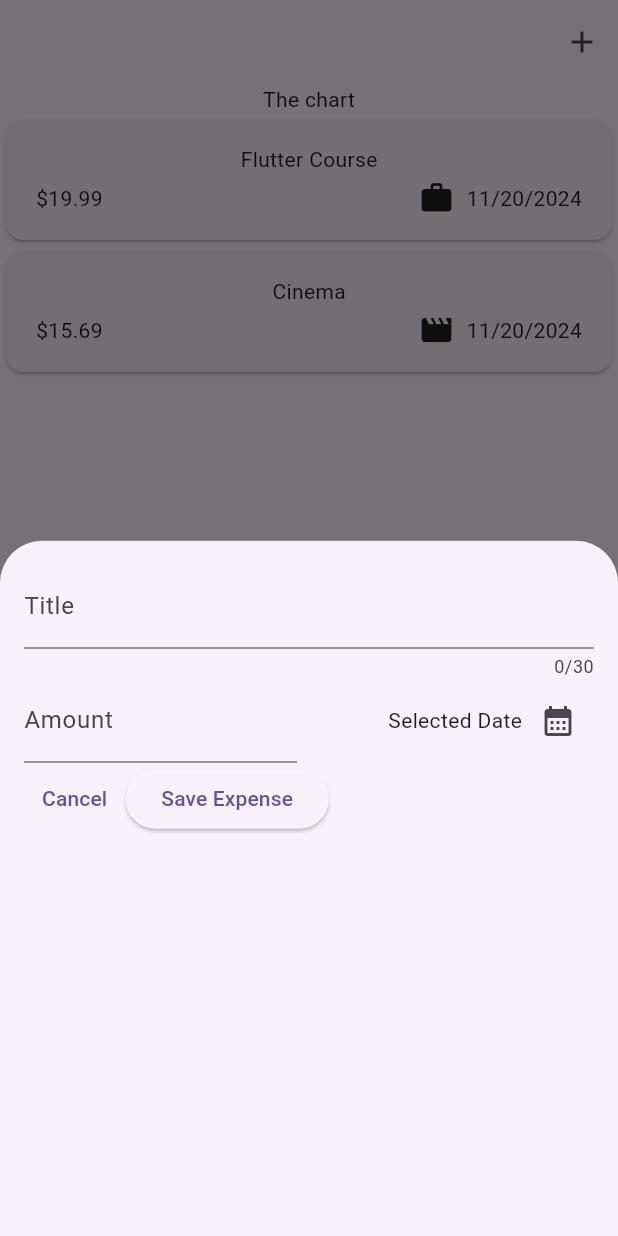
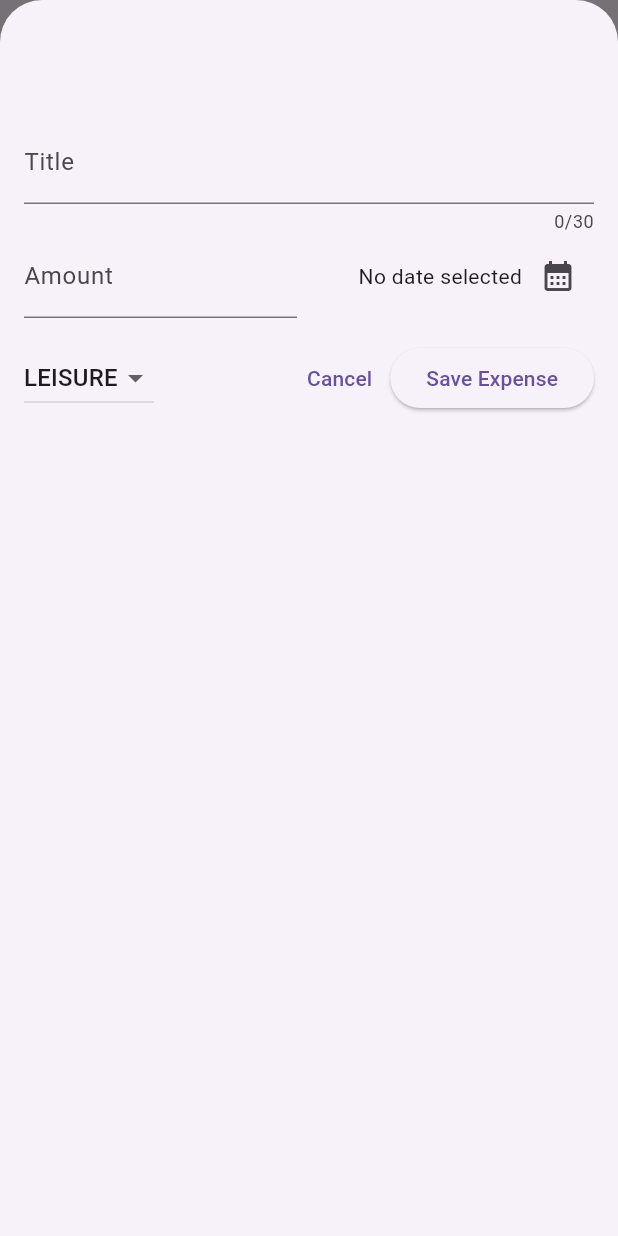
Before and after one commit to O2SI7/exercise, a Flutter app: the screen it shows after launch, after a tap on the "add" icon, on a phone screen of 412 x 824 dp. Run offline on Flutter 3.47's test engine with Material 3 defaults, Android fonts, the phone set to English and light mode, and no system bars; our stand-ins replace dio, drift, geolocator, get_it, google_fonts, google_maps_flutter and 5 more; missing offline and left inert: agora_rtc_engine, dart:ffi, sqlite3; accounts and stored records are empty; generated files the repository leaves out were written again.

Commit message:
11-20 5강의

```diff
--- a/complet_guide/05_EXPENSE_TRACKER_APP/expense_tracker_app/lib/widgets/expenses.dart
+++ b/complet_guide/05_EXPENSE_TRACKER_APP/expense_tracker_app/lib/widgets/expenses.dart
@@ -29,11 +29,53 @@ class _ExpensesState extends State<Expenses> {
   ];
   void _openAddExpenseOverlay() {
     showModalBottomSheet(
-        context: context, builder: (ctx) => const NewExpense());
+        isScrollControlled: true,
+        context: context,
+        builder: (ctx) => NewExpense(
+              onAddExpense: _addExpense,
+            ));
+  }
+
+  void _addExpense(Expense expense) {
+    setState(() {
+      _registeredExpenses.add(expense);
+    });
+  }
+
+  void _removeExpense(Expense expense) {
+    final expenseIndex = _registeredExpenses.indexOf(expense);
+    setState(() {
+      _registeredExpenses.remove(expense);
+    });
+    ScaffoldMessenger.of(context).clearSnackBars();
+    ScaffoldMessenger.of(context).showSnackBar(
+      SnackBar(
+        duration: const Duration(seconds: 3),
+        content: const Text('Expense deleted.'),
+        action: SnackBarAction(
+          label: 'Undo',
+          onPressed: () {
+            setState(() {
+              _registeredExpenses.insert(expenseIndex, expense);
+            });
+          },
+        ),
+      ),
+    );
   }
 
   @override
   Widget build(BuildContext context) {
+    Widget maincontent = const Center(
+      child: Text('No expenses found. Start adding some!'),
+    );
+    if (_registeredExpenses.isNotEmpty) {
+      maincontent = ExpensesList(
+        expenses: _registeredExpenses,
+        onRemoveExpense: _removeExpense,
+      );
+    }
+
     return Scaffold(
       appBar: AppBar(
         actions: [
@@ -46,9 +88,7 @@ class _ExpensesState extends State<Expenses> {
       body: Column(
         children: [
           const Text('The chart'),
-          Expanded(
-            child: ExpensesList(expenses: _registeredExpenses),
-          ),
+          Expanded(child: maincontent),
         ],
       ),
     );
--- a/complet_guide/05_EXPENSE_TRACKER_APP/expense_tracker_app/lib/widgets/expenses_list/expenses_list.dart
+++ b/complet_guide/05_EXPENSE_TRACKER_APP/expense_tracker_app/lib/widgets/expenses_list/expenses_list.dart
@@ -3,16 +3,28 @@ import 'package:expense_tracker_app/widgets/expenses_list/expense_item.dart';
 import 'package:flutter/material.dart';
 
 class ExpensesList extends StatelessWidget {
-  const ExpensesList({super.key, required this.expenses});
+  const ExpensesList({
+    super.key,
+    required this.expenses,
+    required this.onRemoveExpense,
+  });
 
   final List<Expense> expenses;
+  final void Function(Expense expense) onRemoveExpense;
 
   @override
   Widget build(BuildContext context) {
     return ListView.builder(
       itemCount: expenses.length,
-      itemBuilder: (ctx, index) => ExpenseItem(expenses[index]),
-      );
-
+      itemBuilder: (ctx, index) => Dismissible(
+        key: ValueKey(expenses[index]),
+        onDismissed: (direction) {
+          onRemoveExpense(expenses[index]);
+        },
+        child: ExpenseItem(
+          expenses[index],
+        ),
+      ),
+    );
   }
 }
--- a/complet_guide/05_EXPENSE_TRACKER_APP/expense_tracker_app/lib/widgets/new_expense.dart
+++ b/complet_guide/05_EXPENSE_TRACKER_APP/expense_tracker_app/lib/widgets/new_expense.dart
@@ -1,7 +1,10 @@
 import 'package:flutter/material.dart';
+import 'package:expense_tracker_app/models/expense.dart';
 
 class NewExpense extends StatefulWidget {
-  const NewExpense({super.key});
+  const NewExpense({super.key, required this.onAddExpense});
+
+  final void Function(Expense expense) onAddExpense;
 
   @override
   State<StatefulWidget> createState() {
@@ -10,19 +13,61 @@ class NewExpense extends StatefulWidget {
   }
 }
 
-
-
 class _NewExpenseState extends State<NewExpense> {
   final _titleController = TextEditingController();
   final _amountController = TextEditingController();
+  DateTime? _selectedDate;
+  Category _selectedCategory = Category.leisure;
 
-  void _presentDatePicker(){
+  void _presentDatePicker() async {
     final now = DateTime.now();
     final firstDate = DateTime(now.year - 1, now.month, now.day);
+    final pickedDate = await showDatePicker(
+        context: context,
+        initialDate: now,
+        firstDate: firstDate,
+        lastDate: now);
 
-    showDatePicker(context: context, firstDate: firstDate, lastDate: now);
+    setState(() {
+      _selectedDate = pickedDate;
+    });
   }
 
+  void _submitExpenseDate() {
+    final enteredAmount = double.tryParse(_amountController
+        .text); // tryParse('Hello') = null, tryParse('1.12') = 1.12
+
+    final amountIsInvalid = enteredAmount == null || enteredAmount <= 0;
+    if (_titleController.text.trim().isEmpty ||
+        amountIsInvalid ||
+        _selectedDate == null) {
+      showDialog(
+        context: context,
+        builder: (ctx) => AlertDialog(
+          title: Text('Invalid input'),
+          content: const Text(
+              'Please make sure a valid title, amount, date and category was entered'),
+          actions: [
+            TextButton(
+              onPressed: () {
+                Navigator.pop(ctx);
+              },
+              child: const Text('Okay'),
+            ),
+          ],
+        ),
+      );
+      return;
+    }
+    widget.onAddExpense(
+      Expense(
+          title: _titleController.text,
+          amount: enteredAmount,
+          date: _selectedDate!,
+          category: _selectedCategory),
+    );
+    Navigator.pop(context);
+  }
 
   @override
   void dispose() {
@@ -34,7 +79,7 @@ class _NewExpenseState extends State<NewExpense> {
   @override
   Widget build(BuildContext context) {
     return Padding(
-        padding: EdgeInsets.all(16),
+        padding: const EdgeInsets.fromLTRB(16, 80, 16, 16),
         child: Column(
           children: [
             TextField(
@@ -64,7 +109,11 @@ class _NewExpenseState extends State<NewExpense> {
                     mainAxisAlignment: MainAxisAlignment.end,
                     crossAxisAlignment: CrossAxisAlignment.center,
                     children: [
-                      const Text('Selected Date'),
+                      Text(
+                        _selectedDate == null
+                            ? 'No date selected'
+                            : formatter.format(_selectedDate!),
+                      ),
                       IconButton(
                         onPressed: _presentDatePicker,
                         icon: const Icon(
@@ -76,8 +125,32 @@ class _NewExpenseState extends State<NewExpense> {
                 )
               ],
             ),
+            const SizedBox(
+              height: 16,
+            ),
             Row(
               children: [
+                DropdownButton(
+                    value: _selectedCategory,
+                    items: Category.values
+                        .map(
+                          (category) => DropdownMenuItem(
+                            value: category,
+                            child: Text(
+                              category.name.toUpperCase(), //대문자로 변경
+                            ),
+                          ),
+                        )
+                        .toList(),
+                    onChanged: (value) {
+                      setState(() {
+                        if (value == null) {
+                          return;
+                        }
+                        _selectedCategory = value;
+                      });
+                    }),
+                const Spacer(),
                 TextButton(
                   onPressed: () {
                     Navigator.pop(context);
@@ -85,10 +158,7 @@ class _NewExpenseState extends State<NewExpense> {
                   child: Text('Cancel'),
                 ),
                 ElevatedButton(
-                  onPressed: () {
-                    print(_titleController.text);
-                    print(_amountController.text);
-                  },
+                  onPressed: _submitExpenseDate,
                   child: Text('Save Expense'),
                 )
               ],
```
